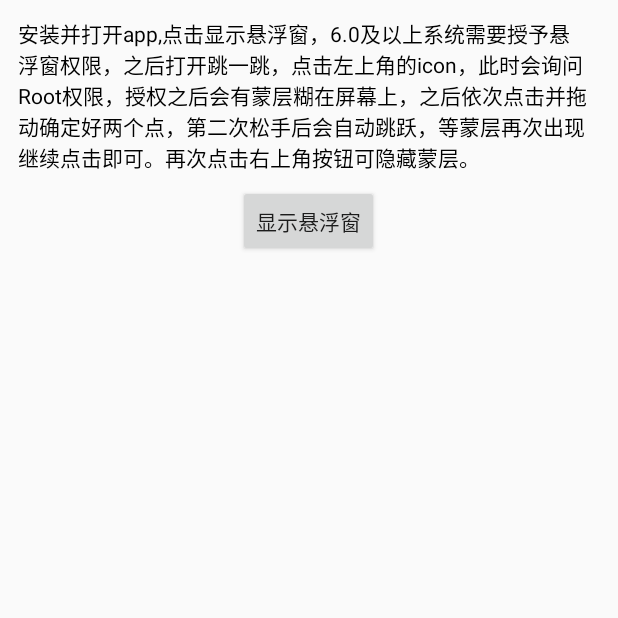
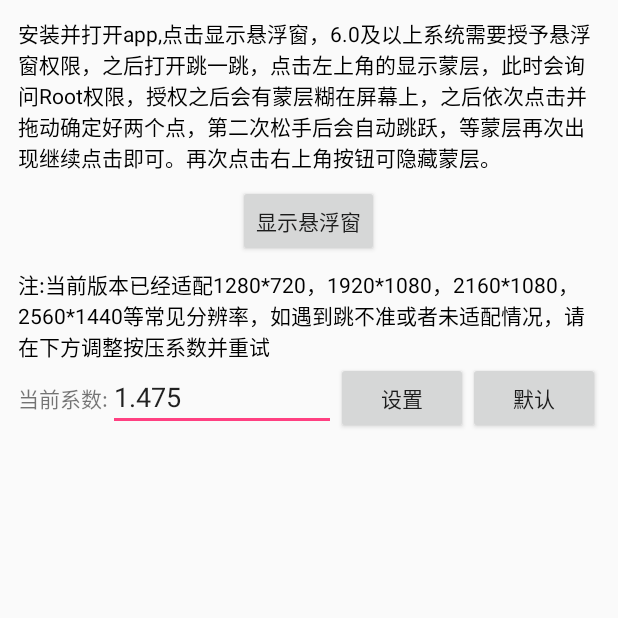
Before and after one commit to ahjsrhj/WechatJump, an Android app: the screen it shows after launch (MainActivity), on a phone screen of 412 x 824 dp, the top half of it. Run offline under Robolectric (Android 15) with nearby library versions, the phone set to English and light mode, and no system bars.

Commit message:
调整了一堆

```diff
--- a/app/src/main/java/cn/imrhj/wechatjump/FullScreenView.kt
+++ b/app/src/main/java/cn/imrhj/wechatjump/FullScreenView.kt
@@ -4,14 +4,19 @@ import android.content.Context
 import android.graphics.Canvas
 import android.graphics.Color
 import android.graphics.Paint
+import android.util.Log
 import android.view.MotionEvent
 import android.widget.Button
 import android.widget.RelativeLayout
+import cn.imrhj.wechatjump.config.Config1280x720
+import cn.imrhj.wechatjump.config.Config1920x1080
+import cn.imrhj.wechatjump.config.Config2160x1080
+import cn.imrhj.wechatjump.config.Config2560x1440
 
 /**
  * Created by rhj on 03/01/2018.
  */
-class FullScreenView(context: Context?) : RelativeLayout(context) {
+class FullScreenView(context: Context?, height: Int) : RelativeLayout(context) {
 
     private val OFFSET_Y = 200
     private var mShowLine = false
@@ -26,6 +31,12 @@ class FullScreenView(context: Context?) : RelativeLayout(context) {
     private var mCmdListener: (cmd: String) -> Unit = {}
     private var mCloseListener: () -> Unit = {}
 
+    private var mSwipeX1: Int
+    private var mSwipeY1: Int
+    private var mSwipeX2: Int
+    private var mSwipeY2: Int
+    private var mPressCoefficient: Double
+
     init {
         setBackgroundColor(0x40000000)
         mPaintRed = Paint(Paint.ANTI_ALIAS_FLAG)
@@ -37,6 +48,46 @@ class FullScreenView(context: Context?) : RelativeLayout(context) {
         button.text = "关闭"
         button.setOnClickListener { mCloseListener() }
         addView(button)
+        Log.d(Thread.currentThread().name, "class = FullScreenView rhjlog : " + height)
+
+        when (height) {
+            1280 -> {
+                mSwipeX1 = Config1280x720.SWIPE_X1
+                mSwipeY1 = Config1280x720.SWIPE_Y1
+                mSwipeX2 = Config1280x720.SWIPE_X2
+                mSwipeY2 = Config1280x720.SWIPE_Y2
+                mPressCoefficient = Config1280x720.PRESS_COEFFICIENT
+            }
+            1920 -> { //1080p
+                mSwipeX1 = Config1920x1080.SWIPE_X1
+                mSwipeY1 = Config1920x1080.SWIPE_Y1
+                mSwipeX2 = Config1920x1080.SWIPE_X2
+                mSwipeY2 = Config1920x1080.SWIPE_Y2
+                mPressCoefficient = Config1920x1080.PRESS_COEFFICIENT
+            }
+            2160 -> {
+                mSwipeX1 = Config2160x1080.SWIPE_X1
+                mSwipeY1 = Config2160x1080.SWIPE_Y1
+                mSwipeX2 = Config2160x1080.SWIPE_X2
+                mSwipeY2 = Config2160x1080.SWIPE_Y2
+                mPressCoefficient = Config2160x1080.PRESS_COEFFICIENT
+            }
+            2560 -> {
+                mSwipeX1 = Config2160x1080.SWIPE_X1
+                mSwipeY1 = Config2160x1080.SWIPE_Y1
+                mSwipeX2 = Config2160x1080.SWIPE_X2
+                mSwipeY2 = Config2160x1080.SWIPE_Y2
+                mPressCoefficient = Config2160x1080.PRESS_COEFFICIENT
+            }
+            else -> {
+                mSwipeX1 = Config2560x1440.SWIPE_X1
+                mSwipeY1 = Config2560x1440.SWIPE_Y1
+                mSwipeX2 = Config2560x1440.SWIPE_X2
+                mSwipeY2 = Config2560x1440.SWIPE_Y2
+                mPressCoefficient = Config2560x1440.PRESS_COEFFICIENT
+            }
+        }
+
     }
 
     fun reset() {
@@ -114,17 +165,14 @@ class FullScreenView(context: Context?) : RelativeLayout(context) {
     private fun doCommand() {
         // 获取距离
         val distance = Math.sqrt(Math.pow((mX2 - mX1).toDouble(), 2.0) + Math.pow((mY2 - mY1).toDouble(), 2.0))
-        val pressTime = distance * 1.35
-        val command = "input swipe ${getRX()} ${getRY()} ${getRX()} ${getRY()} ${pressTime.toInt()}"
+        val pressTime = distance * mPressCoefficient
+        val command = "input swipe ${getRdm(mSwipeX1)} ${getRdm(mSwipeY1)} ${getRdm(mSwipeX2)} ${getRdm(mSwipeY2)} ${pressTime.toInt()}"
         this.mCmdListener(command)
     }
 
-    private fun getRX(): Int {
-        return (200 + Math.random() * 100).toInt()
-    }
+    private fun getRdm(value: Int): Int {
+        return (value + Math.random() * 50).toInt()
 
-    private fun getRY(): Int {
-        return (1000 + Math.random() * 100).toInt()
     }
 
     fun setCommandListener(listener: (cmd: String) -> Unit) {
@@ -135,4 +183,13 @@ class FullScreenView(context: Context?) : RelativeLayout(context) {
         this.mCloseListener = listener
     }
 
+    fun setConfig(pressCoefficient: Double) {
+        this.mPressCoefficient = pressCoefficient
+    }
+
+    fun getPressConfig(): Double {
+        return mPressCoefficient
+    }
+
+
 }
--- a/app/src/main/java/cn/imrhj/wechatjump/MainActivity.kt
+++ b/app/src/main/java/cn/imrhj/wechatjump/MainActivity.kt
@@ -7,27 +7,32 @@ import android.graphics.PixelFormat
 import android.net.Uri
 import android.os.Build
 import android.os.Bundle
+import android.preference.PreferenceManager
 import android.provider.Settings
-import android.util.Log
+import android.util.DisplayMetrics
 import android.view.Gravity
 import android.view.WindowManager.LayoutParams
 import android.view.WindowManager.LayoutParams.*
 import android.widget.Button
+import android.widget.TextView
 import android.widget.Toast
 import kotlinx.android.synthetic.main.activity_main.*
 
 class MainActivity : Activity() {
+    private val PRESS_COEFFICIENT_PREF = "PRESS_COEFFICIENT_PREF"
     private var show = false
     private var fullShow = false
     private var controlButton: Button? = null
     private var fullScreenView: FullScreenView? = null
+    private var mDisplayMetrics = DisplayMetrics()
+    private var mDefaultPressCoefficient: Double = 1.392
 
     private val fullWindowParams = LayoutParams(
             MATCH_PARENT,
             MATCH_PARENT,
             0,
             0,
-            if (Build.VERSION.SDK_INT == Build.VERSION_CODES.O) TYPE_APPLICATION_OVERLAY else TYPE_SYSTEM_ALERT,
+            if (Build.VERSION.SDK_INT >= Build.VERSION_CODES.O) TYPE_APPLICATION_OVERLAY else TYPE_SYSTEM_ALERT,
             FLAG_NOT_TOUCH_MODAL.or(FLAG_NOT_FOCUSABLE),
             PixelFormat.TRANSPARENT
     )
@@ -37,7 +42,7 @@ class MainActivity : Activity() {
             WRAP_CONTENT,
             0,
             0,
-            (if (Build.VERSION.SDK_INT == Build.VERSION_CODES.O) TYPE_APPLICATION_OVERLAY else TYPE_SYSTEM_ALERT),
+            (if (Build.VERSION.SDK_INT >= Build.VERSION_CODES.O) TYPE_APPLICATION_OVERLAY else TYPE_SYSTEM_ALERT),
             FLAG_NOT_TOUCH_MODAL.or(FLAG_NOT_FOCUSABLE),
             PixelFormat.TRANSPARENT
     )
@@ -46,16 +51,21 @@ class MainActivity : Activity() {
         super.onCreate(savedInstanceState)
         setContentView(R.layout.activity_main)
         initView()
-
     }
 
     private fun initView() {
+        val sharedPreference = PreferenceManager.getDefaultSharedPreferences(this)
+
+        //获取屏幕分辨率
+        windowManager.defaultDisplay.getRealMetrics(mDisplayMetrics)
+
         controlButton = Button(applicationContext)
         controlButton?.text = "显示蒙层"
         windowParams.gravity = Gravity.START.or(Gravity.TOP)
 
         fullWindowParams.gravity = Gravity.START.or(Gravity.TOP)
-        fullScreenView = FullScreenView(applicationContext)
+        fullScreenView = FullScreenView(applicationContext, mDisplayMetrics.heightPixels)
+        mDefaultPressCoefficient = fullScreenView?.getPressConfig() ?: mDefaultPressCoefficient
         fullScreenView?.setCloseListener {
             showFullScreenView(false)
         }
@@ -93,6 +103,38 @@ class MainActivity : Activity() {
             } else {
                 showView(!show)
             }
+        }
+
+        // 初始化偏好
+        val defaultPressCoefficient = fullScreenView?.getPressConfig()?.toFloat() ?: 1.392f
+        val personPressCoefficient = sharedPreference.getFloat(PRESS_COEFFICIENT_PREF, defaultPressCoefficient)
+        if (defaultPressCoefficient != personPressCoefficient) {
+            fullScreenView?.setConfig(personPressCoefficient.toDouble())
+        }
+
+        etPressCoefficient.setText(personPressCoefficient.toString(), TextView.BufferType.EDITABLE)
+        btnCoefficient.setOnClickListener {
+            // 设置值
+            val coefficient = etPressCoefficient.text.toString().toDoubleOrNull()
+            if (coefficient == null || coefficient == 0.0) {
+                Toast.makeText(this, "请检查输入的值", Toast.LENGTH_LONG).show()
+                return@setOnClickListener
+            }
+            // 首先隐藏所有显示的
+            if (fullShow) showFullScreenView(false)
+            if (show) showView(false)
+            fullScreenView?.setConfig(coefficient)
+            // 存储
+            sharedPreference.edit().putFloat(PRESS_COEFFICIENT_PREF, coefficient.toFloat()).apply()
+            Toast.makeText(this, "设置成功", Toast.LENGTH_LONG).show()
+        }
+        btnReset.setOnClickListener {
+            if (fullShow) showFullScreenView(false)
+            if (show) showView(false)
+            etPressCoefficient.setText(mDefaultPressCoefficient.toString(), TextView.BufferType.EDITABLE)
+            sharedPreference.edit().putFloat(PRESS_COEFFICIENT_PREF, mDefaultPressCoefficient.toFloat()).apply()
+            fullScreenView?.setConfig(mDefaultPressCoefficient)
+            Toast.makeText(this, "恢复默认值成功", Toast.LENGTH_LONG).show()
         }
     }
 
--- /dev/null
+++ b/app/src/main/java/cn/imrhj/wechatjump/config/Config2560x1440.kt
@@ -0,0 +1,12 @@
+package cn.imrhj.wechatjump.config
+
+/**
+ * Created by rhj on 05/01/2018.
+ */
+object Config2560x1440 {
+    val PRESS_COEFFICIENT = 1.475
+    val SWIPE_X1 = 500
+    val SWIPE_Y1 = 1800
+    val SWIPE_X2 = 500
+    val SWIPE_Y2 = 1790
+}
--- a/app/src/main/res/layout/activity_main.xml
+++ b/app/src/main/res/layout/activity_main.xml
@@ -1,16 +1,17 @@
 <?xml version="1.0" encoding="utf-8"?>
-<RelativeLayout xmlns:android="http://schemas.android.com/apk/res/android"
+<LinearLayout xmlns:android="http://schemas.android.com/apk/res/android"
     xmlns:tools="http://schemas.android.com/tools"
     android:layout_width="match_parent"
     android:layout_height="match_parent"
+    android:gravity="center_horizontal"
+    android:orientation="vertical"
     android:padding="12dp"
     tools:context="cn.imrhj.wechatjump.MainActivity">
 
     <TextView
-        android:id="@+id/tips"
         android:layout_width="match_parent"
         android:layout_height="wrap_content"
-        android:text="安装并打开app,点击显示悬浮窗，6.0及以上系统需要授予悬浮窗权限，之后打开跳一跳，点击左上角的icon，此时会询问Root权限，授权之后会有蒙层糊在屏幕上，之后依次点击并拖动确定好两个点，第二次松手后会自动跳跃，等蒙层再次出现继续点击即可。再次点击右上角按钮可隐藏蒙层。"
+        android:text="安装并打开app,点击显示悬浮窗，6.0及以上系统需要授予悬浮窗权限，之后打开跳一跳，点击左上角的显示蒙层，此时会询问Root权限，授权之后会有蒙层糊在屏幕上，之后依次点击并拖动确定好两个点，第二次松手后会自动跳跃，等蒙层再次出现继续点击即可。再次点击右上角按钮可隐藏蒙层。"
         android:textColor="@android:color/black"
         android:textSize="14sp" />
 
@@ -18,12 +19,51 @@
         android:id="@+id/button"
         android:layout_width="wrap_content"
         android:layout_height="wrap_content"
-        android:layout_below="@id/tips"
-        android:layout_centerInParent="true"
-        android:text="显示悬浮窗"
         android:layout_marginBottom="8dp"
         android:layout_marginEnd="8dp"
         android:layout_marginStart="8dp"
-        android:layout_marginTop="8dp" />
+        android:layout_marginTop="8dp"
+        android:text="显示悬浮窗" />
 
-</RelativeLayout>
+    <TextView
+        android:layout_width="match_parent"
+        android:layout_height="wrap_content"
+        android:text="注:当前版本已经适配1280*720，1920*1080，2160*1080，2560*1440等常见分辨率，如遇到跳不准或者未适配情况，请在下方调整按压系数并重试"
+        android:textColor="@android:color/black"
+        android:textSize="14sp" />
+
+    <LinearLayout
+        android:layout_width="match_parent"
+        android:layout_height="wrap_content">
+
+        <TextView
+            android:layout_width="wrap_content"
+            android:layout_height="wrap_content"
+            android:text="当前系数:" />
+
+        <EditText
+            android:id="@+id/etPressCoefficient"
+            android:layout_width="0dp"
+            android:layout_height="wrap_content"
+            android:layout_weight="1"
+            android:inputType="numberDecimal" />
+
+        <Button
+            android:id="@+id/btnCoefficient"
+            android:layout_width="wrap_content"
+            android:layout_height="wrap_content"
+            android:text="设置" />
+
+        <Button
+            android:id="@+id/btnReset"
+            android:layout_width="wrap_content"
+            android:layout_height="wrap_content"
+            android:text="默认" />
+    </LinearLayout>
+
+    <TextView
+        android:layout_width="wrap_content"
+        android:layout_height="wrap_content" />
+
+
+</LinearLayout>
```
Also changed, not shown: app/src/main/java/cn/imrhj/wechatjump/config/Config1280x720.kt (added, +12 -0 lines), app/src/main/java/cn/imrhj/wechatjump/config/Config1920x1080.kt (added, +12 -0 lines), app/src/main/java/cn/imrhj/wechatjump/config/Config2160x1080.kt (added, +12 -0 lines), 1 other file.
